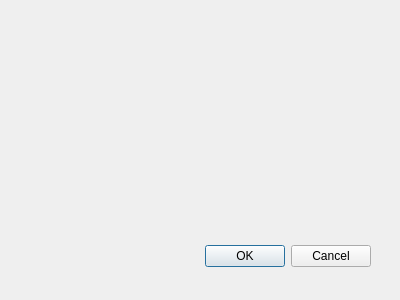
Qt form CertMan/login_dlg.ui (jykim74/CertMan) before a commit.
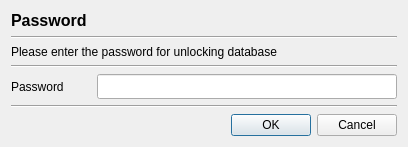
The same form after that commit.

Commit message:
Password 설정 기능 추가
로그인 기능 추가
개인키 암호화 저장 지원

Diff of the .ui file:
```diff
--- a/CertMan/login_dlg.ui
+++ b/CertMan/login_dlg.ui
@@ -8,29 +8,93 @@
    <rect>
     <x>0</x>
     <y>0</y>
-    <width>400</width>
-    <height>300</height>
+    <width>408</width>
+    <height>136</height>
    </rect>
   </property>
   <property name="windowTitle">
    <string>Dialog</string>
   </property>
-  <widget name="buttonBox" class="QDialogButtonBox">
-   <property name="geometry">
-    <rect>
-     <x>30</x>
-     <y>240</y>
-     <width>341</width>
-     <height>32</height>
-    </rect>
-   </property>
-   <property name="orientation">
-    <enum>Qt::Horizontal</enum>
-   </property>
-   <property name="standardButtons">
-    <set>QDialogButtonBox::Cancel|QDialogButtonBox::Ok</set>
-   </property>
-  </widget>
+  <layout class="QVBoxLayout" name="verticalLayout">
+   <item>
+    <widget class="QLabel" name="label">
+     <property name="font">
+      <font>
+       <pointsize>12</pointsize>
+       <weight>75</weight>
+       <bold>true</bold>
+      </font>
+     </property>
+     <property name="text">
+      <string>Password</string>
+     </property>
+    </widget>
+   </item>
+   <item>
+    <widget class="Line" name="line">
+     <property name="orientation">
+      <enum>Qt::Horizontal</enum>
+     </property>
+    </widget>
+   </item>
+   <item>
+    <widget class="QLabel" name="label_2">
+     <property name="text">
+      <string>Please enter the password for unlocking database</string>
+     </property>
+    </widget>
+   </item>
+   <item>
+    <widget class="Line" name="line_2">
+     <property name="orientation">
+      <enum>Qt::Horizontal</enum>
+     </property>
+    </widget>
+   </item>
+   <item>
+    <layout class="QGridLayout" name="gridLayout">
+     <item row="0" column="0">
+      <widget class="QLabel" name="label_3">
+       <property name="minimumSize">
+        <size>
+         <width>80</width>
+         <height>0</height>
+        </size>
+       </property>
+       <property name="text">
+        <string>Password</string>
+       </property>
+      </widget>
+     </item>
+     <item row="0" column="1">
+      <widget class="QLineEdit" name="mPasswdText">
+       <property name="font">
+        <font>
+         <family>굴림체</family>
+        </font>
+       </property>
+      </widget>
+     </item>
+    </layout>
+   </item>
+   <item>
+    <widget class="Line" name="line_3">
+     <property name="orientation">
+      <enum>Qt::Horizontal</enum>
+     </property>
+    </widget>
+   </item>
+   <item>
+    <widget class="QDialogButtonBox" name="buttonBox">
+     <property name="orientation">
+      <enum>Qt::Horizontal</enum>
+     </property>
+     <property name="standardButtons">
+      <set>QDialogButtonBox::Cancel|QDialogButtonBox::Ok</set>
+     </property>
+    </widget>
+   </item>
+  </layout>
  </widget>
  <pixmapfunction/>
  <resources/>
```
Left out of the diff: 9 changed lines with no effect on the pictures. The commit also changes 19 other files.
